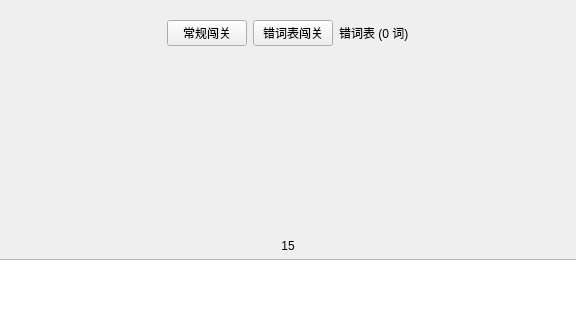
Qt form resources/main_window.ui (andrezha/EngMaster-AI-Agent) before a commit; both pictures show x 332 to 908 and y 0 to 320 of the 1000 by 750 pixel window.
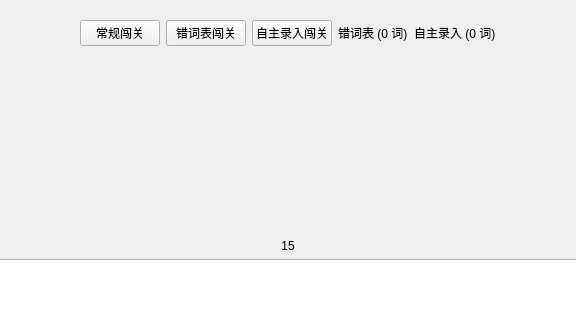
The same form after that commit. The open tabs and pages were chosen to show the change.

Commit message: 打印和闯关功能完成

```diff
--- a/resources/main_window.ui
+++ b/resources/main_window.ui
@@ -142,6 +142,13 @@
                  </property>
                 </widget>
               </item>
+              <item>
+                <widget class="QPushButton" name="btn_challenge_self_register">
+                 <property name="text">
+                  <string>自主录入闯关</string>
+                 </property>
+                </widget>
+              </item>
               <item>
                 <widget class="QLabel" name="lbl_mistake_count">
                  <property name="text">
@@ -149,6 +156,13 @@
                  </property>
                 </widget>
               </item>
+              <item>
+                <widget class="QLabel" name="lbl_self_register_count">
+                 <property name="text">
+                  <string>自主录入 (0 词)</string>
+                 </property>
+                </widget>
+              </item>
               <item>
                 <spacer name="mode_right_spacer">
                  <property name="orientation">
```
The commit also changes 5 other files.
